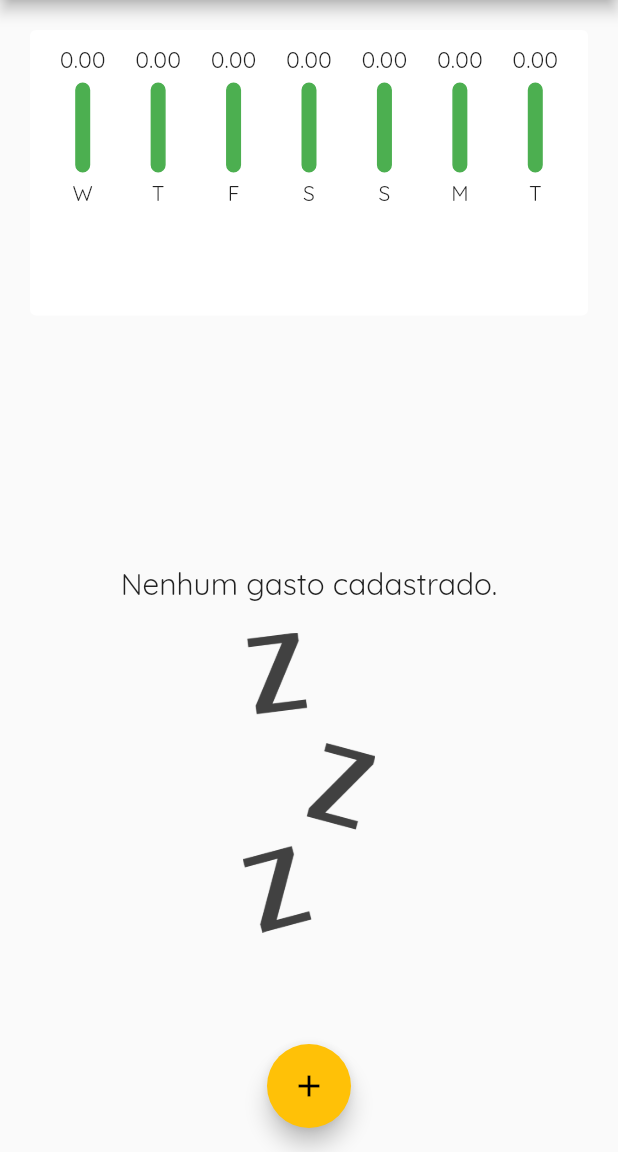
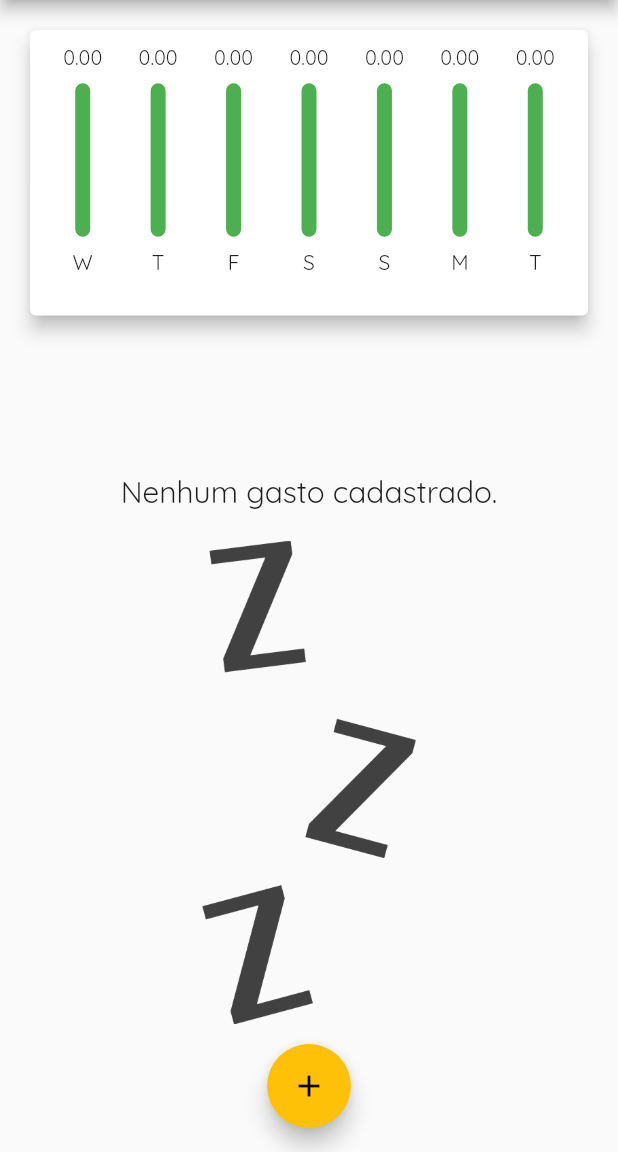
Before and after one commit to JoaoPauloPrata/depesas, a Flutter app: the screen it shows after launch, on a phone screen of 412 x 824 dp, the part 84-1236 px from its top. Run offline on Flutter 3.47's test engine with Material 2 defaults, Android fonts, the phone set to English and light mode, and no system bars.

Commit message:
Ajustando widgets para funcionarme no modo paisagem

```diff
--- a/expenses/lib/components/chart.dart
+++ b/expenses/lib/components/chart.dart
@@ -34,7 +34,7 @@ class Chart extends StatelessWidget {
   @override
   Widget build(BuildContext context) {
     return Card(
-      elevation: 0,
+      elevation: 5,
       margin: EdgeInsets.all(20),
       child: Padding(
         padding: const EdgeInsets.all(10.0),
--- a/expenses/lib/components/chart_bar.dart
+++ b/expenses/lib/components/chart_bar.dart
@@ -9,19 +9,21 @@ class ChartBar extends StatelessWidget {
 
   @override
   Widget build(BuildContext context) {
+    return LayoutBuilder(
+      builder: (ctx, constraints) {
         return Column(
           children: [
             Container(
-          height: 20,
+              height: constraints.maxHeight * 0.1,
               child: FittedBox(
                 child: Text('${value.toStringAsFixed(2)}'),
               ),
             ),
             SizedBox(
-          height: 5,
+              height: constraints.maxHeight * 0.05,
             ),
             Container(
-          height: 60,
+              height: constraints.maxHeight * 0.6,
               width: 10,
               child: Stack(
                 alignment: Alignment.bottomCenter,
@@ -43,10 +45,15 @@ class ChartBar extends StatelessWidget {
               ),
             ),
             SizedBox(
-          height: 5,
+              height: constraints.maxHeight * 0.05,
             ),
-        Text(label)
+            Container(
+              height: constraints.maxHeight * 0.1,
+              child: Text(label),
+            )
           ],
+        );
+      },
     );
   }
 }
--- a/expenses/lib/components/transaction_list.dart
+++ b/expenses/lib/components/transaction_list.dart
@@ -10,7 +10,9 @@ class TransactionList extends StatelessWidget {
   @override
   Widget build(BuildContext context) {
     return transactions.isEmpty
-        ? Column(
+        ? LayoutBuilder(
+            builder: (ctx, constraints) {
+              return Column(
                 mainAxisAlignment: MainAxisAlignment.center,
                 children: [
                   const Text(
@@ -21,13 +23,15 @@ class TransactionList extends StatelessWidget {
                     height: 20,
                   ),
                   Container(
-                height: 200,
+                    height: constraints.maxHeight * 0.6,
                     child: Image.asset(
                       'assets/images/waiting.png',
                       fit: BoxFit.cover,
                     ),
                   )
                 ],
+              );
+            },
           )
         : ListView.builder(
             itemCount: transactions.length,
--- a/expenses/lib/main.dart
+++ b/expenses/lib/main.dart
@@ -36,7 +36,7 @@ class MyHomePage extends StatefulWidget {
 
 class _MyHomePageState extends State<MyHomePage> {
   final List<Transaction> _transactions_ = [];
-
+  bool _showChart = false;
   List<Transaction> get _recentTransactions {
     return _transactions_.where((transaction) {
       return transaction.date
@@ -72,13 +72,28 @@ class _MyHomePageState extends State<MyHomePage> {
 
   @override
   Widget build(BuildContext context) {
+    bool isLandscape =
+        MediaQuery.of(context).orientation == Orientation.landscape;
+
     final appBar = AppBar(
       actions: [
         IconButton(
             onPressed: () => _openTransactionFormModal(context),
-            icon: Icon(Icons.add))
+            icon: Icon(Icons.add)),
+        if (isLandscape)
+          IconButton(
+              onPressed: () {
+                setState(() {
+                  _showChart = !_showChart;
+                });
+              },
+              icon: Icon(_showChart ? Icons.list : Icons.pie_chart)),
       ],
-      title: const Text('Despesas Pessoais'),
+      title: Text(
+        'Despesas Pessoais',
+        style:
+            TextStyle(fontSize: 20 * (MediaQuery.of(context).textScaleFactor)),
+      ),
     );
     final avaliableHeight = MediaQuery.of(context).size.height -
         appBar.preferredSize.height -
@@ -88,14 +103,16 @@ class _MyHomePageState extends State<MyHomePage> {
       body: SingleChildScrollView(
         child:
             Column(crossAxisAlignment: CrossAxisAlignment.stretch, children: [
+          if (_showChart || !isLandscape)
             Container(
-            height: avaliableHeight * 0.3,
+              height: avaliableHeight * (isLandscape ? 0.7 : 0.3),
               child: Container(child: Chart(_recentTransactions)),
             ),
+          if (!_showChart || !isLandscape)
             Container(
               height: avaliableHeight * 0.7,
               child: TransactionList(_transactions_, _deleteTransaction),
-          ),
+            )
         ]),
       ),
       floatingActionButton: FloatingActionButton(
```
Lines whose indentation alone changed are shown as unchanged.
